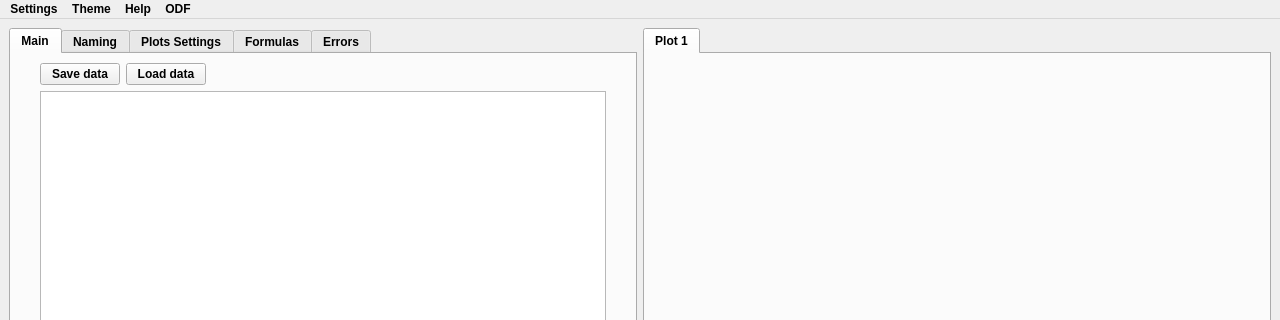
Before: the Qt Designer form main/mainwindow.ui in Kirikus/2024_Experiments, drawn with Qt 5; both pictures show x 0 to 1280 and y 0 to 320 of the 1280 by 720 pixel window.
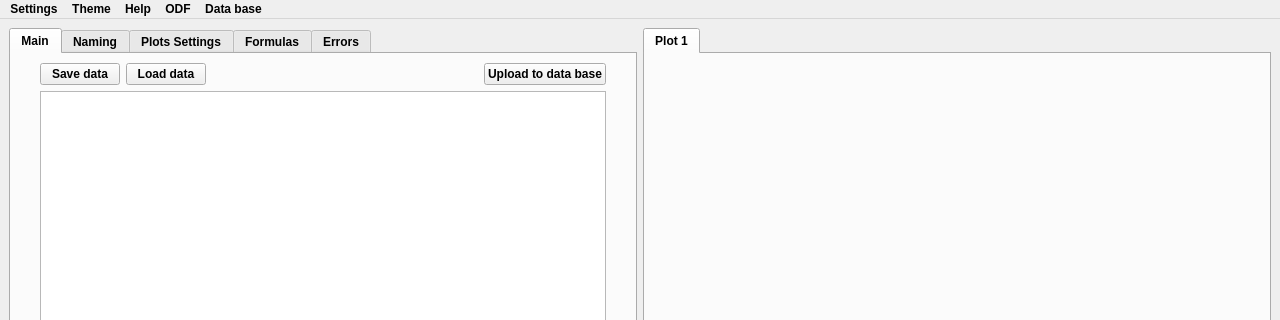
After: the same form once the commit is applied. Custom widgets are drawn as their Qt base class.

Commit message: made the database support in mainwindow

Diff of the .ui file:
```diff
--- a/main/mainwindow.ui
+++ b/main/mainwindow.ui
@@ -111,6 +111,13 @@
               </property>
              </spacer>
             </item>
+            <item>
+             <widget class="QPushButton" name="uploadToDatabaseBtn">
+              <property name="text">
+               <string>Upload to data base</string>
+              </property>
+             </widget>
+            </item>
            </layout>
           </item>
           <item>
@@ -651,10 +658,17 @@
     </property>
     <addaction name="actionCreate_ODF"/>
    </widget>
+   <widget class="QMenu" name="menuData_base">
+    <property name="title">
+     <string>Data base</string>
+    </property>
+    <addaction name="actionOpen_data_base"/>
+   </widget>
    <addaction name="menuSettings"/>
    <addaction name="menuTheme"/>
    <addaction name="menuHelp"/>
    <addaction name="menuODF"/>
+   <addaction name="menuData_base"/>
   </widget>
   <action name="actionWhite">
    <property name="text">
```
Left out of the diff: 5 changed lines with no effect on the pictures. The commit also changes 2 other files.
